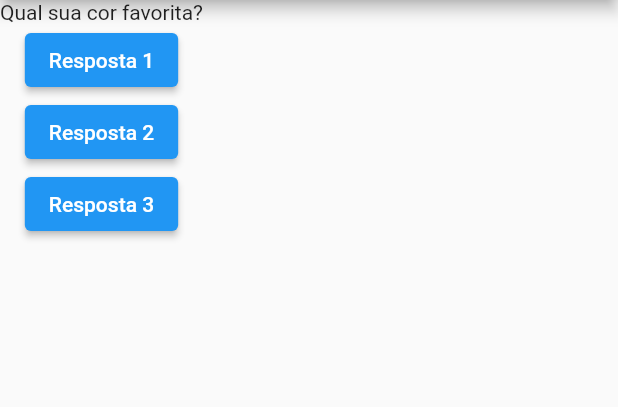
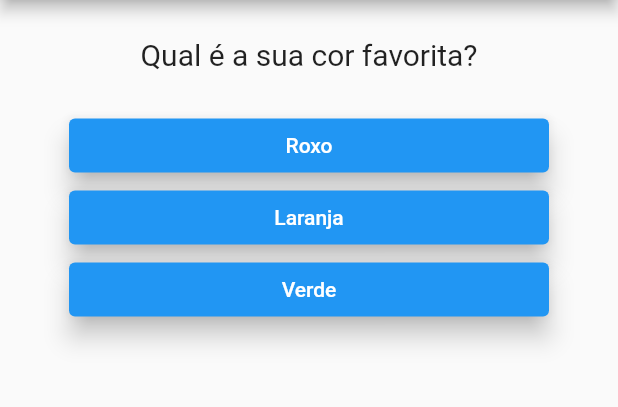
Before and after one commit to psiqe/quiz_app, a Flutter app: the screen it shows after launch, on a phone screen of 412 x 824 dp, the part 84-491 px from its top. Run offline on Flutter 3.47's test engine with Material 2 defaults, Android fonts, the phone set to English and light mode, and no system bars.

Commit message:
questionário, resposta e pontuacao aplicado

```diff
--- a/lib/main.dart
+++ b/lib/main.dart
@@ -1,60 +1,81 @@
 import 'package:flutter/material.dart';
-import './questao.dart';
+// import './questao.dart';
+// import './resposta.dart';
+import './resultado.dart';
+import './questionario.dart';
 
 main() {
-  runApp(PerguntaApp());
+  runApp(const PerguntaApp());
 }
 
-class _PerguntaAppState extends State<PerguntaApp>{
+class _PerguntaAppState extends State<PerguntaApp> {
   var _perguntaSelecionada = 0;
+  var _pontuacaoTotal = 0;
+  final _perguntas = const [
+    {
+      'texto': 'Qual é a sua cor favorita?',
+      'respostas': [
+        {"texto": "Roxo", "pontuacao": 10},
+        {"texto": "Laranja", "pontuacao": 5},
+        {"texto": "Verde", "pontuacao": 3},
+      ]
+    },
+    {
+      'texto': 'Qual é o seu animal favorito?',
+      'respostas': [
+        {"texto": "Cachorro", "pontuacao": 10},
+        {"texto": "Pássaro", "pontuacao": 7},
+        {"texto": "Gato", "pontuacao": 5},
+      ]
+    },
+    {
+      'texto': 'Qual é o seu livro favorito?',
+      'respostas': [
+        {"texto": "Sapiens", "pontuacao": 9},
+        {"texto": "1984", "pontuacao": 2},
+        {"texto": "Código Limpo", "pontuacao": 10},
+      ]
+    },
+  ];
 
-  void _responder() {
-    setState(() {
-      _perguntaSelecionada++;
-    });
-    print(_perguntaSelecionada);
+  void _responder(int pontuacao) {
+    if (temPerguntaSelecionada) {
+      setState(() {
+        _perguntaSelecionada++;
+        _pontuacaoTotal += pontuacao;
+      });
+    }
+    print(_pontuacaoTotal);
+  }
+
+  bool get temPerguntaSelecionada {
+    return _perguntaSelecionada < _perguntas.length;
   }
 
   @override
   Widget build(BuildContext context) {
-     final perguntas = [
-      'Qual sua cor favorita?',
-      'Qual seu animal favorito?',
-     ];
-
-
     return MaterialApp(
       home: Scaffold(
         appBar: AppBar(
-          title: Text('Perguntas'),
+          title: const Text('Perguntas'),
         ),
-        body: Column(
-          children: <Widget>[
-            Questao(perguntas.elementAt(_perguntaSelecionada)),
-            ElevatedButton(
-              onPressed: _responder,
-              child: Text('Resposta 1'),
-            ),
-            ElevatedButton(
-              onPressed: (){ _responder(); },
-              child: Text('Resposta 2'),
-            ),
-            ElevatedButton(
-              onPressed: () => _responder(),
-              child: Text('Resposta 3'),
-            ),
-          ],
-        ),
+        body: temPerguntaSelecionada
+            ? Questionario(
+                perguntas: _perguntas,
+                perguntaSelecionada: _perguntaSelecionada,
+                quandoResponder: _responder,
+              )
+            :  Resultado(_pontuacaoTotal),
       ),
     );
   }
 }
 
-class PerguntaApp extends StatefulWidget{
+class PerguntaApp extends StatefulWidget {
+  const PerguntaApp({super.key});
 
   @override
   _PerguntaAppState createState() {
-   return _PerguntaAppState();
+    return _PerguntaAppState();
   }
-
 }
--- a/lib/questao.dart
+++ b/lib/questao.dart
@@ -1,12 +1,22 @@
 import 'package:flutter/material.dart';
 
 class Questao extends StatelessWidget {
-  const Questao(this.texto, {super.key});
 
   final String texto;
 
+  const Questao(this.texto, {super.key});
+
   @override
   Widget build(BuildContext context) {
-    return Text(texto);
+    return Container(
+      width: double.infinity,
+      margin: const EdgeInsets.all(25),
+      child: Text(
+          texto,
+          style: const TextStyle(fontSize: 20 ),
+          textAlign: TextAlign.center,
+        ),
+    );
+
   }
 }
--- /dev/null
+++ b/lib/questionario.dart
@@ -0,0 +1,41 @@
+import 'package:flutter/material.dart';
+import './questao.dart';
+import './resposta.dart';
+
+class Questionario extends StatelessWidget {
+  final List<Map<String, Object>> perguntas;
+  final int perguntaSelecionada;
+  final void Function(int) quandoResponder;
+
+  const Questionario({
+    super.key,
+    required this.perguntas,
+    required this.perguntaSelecionada,
+    required this.quandoResponder
+  });
+
+
+  bool get temPerguntaSelecionada {
+    return perguntaSelecionada < perguntas.length;
+  }
+
+  @override
+  Widget build(BuildContext context) {
+
+     List<Map<String, Object>> respostas = temPerguntaSelecionada
+    ? perguntas[perguntaSelecionada].cast()['respostas'] as List<Map<String, Object>>
+    : [];
+
+    return Column(
+          children: <Widget>[
+            Questao(perguntas[perguntaSelecionada]['texto'].toString()),
+            ...respostas.map((resp){
+              return Resposta(
+                resp["texto"] as String,
+                () => quandoResponder(int.parse(resp["pontuacao"].toString())),
+              );
+            })
+          ],
+        );
+  }
+}
--- /dev/null
+++ b/lib/resposta.dart
@@ -0,0 +1,28 @@
+import 'package:flutter/material.dart';
+
+class Resposta extends StatelessWidget {
+  final String texto;
+  final void Function() quandoSelecionado;
+
+  const Resposta(
+    this.texto,
+    this.quandoSelecionado,
+    {super.key}
+  );
+
+  @override
+  Widget build(BuildContext context) {
+    return Container(
+      child: ElevatedButton(
+        onPressed: quandoSelecionado,
+        style: ElevatedButton.styleFrom(
+          backgroundColor: Colors.blue,
+          foregroundColor: Colors.white,
+          fixedSize: const Size( 320, 20 ),
+          elevation: 7,
+        ),
+        child: Text(texto),
+      ),
+    );
+  }
+}
--- /dev/null
+++ b/lib/resultado.dart
@@ -0,0 +1,32 @@
+import 'package:flutter/material.dart';
+
+class Resultado extends StatelessWidget {
+
+  final int pontuacao;
+
+  const  Resultado( this.pontuacao, {super.key});
+
+  String get fraseResultado {
+    if(pontuacao < 8 ){
+      return "Parabéns";
+    } else if(pontuacao < 12){
+      return "Você é bom!";
+    }else if(pontuacao < 16){
+      return "Impressionante!";
+    }  else {
+      return "Nível Jedi!";
+    }
+  }
+
+
+
+  @override
+  Widget build(BuildContext context) {
+    return Center(
+      child: Text(
+        fraseResultado,
+        style: const TextStyle(fontSize: 28),
+      )
+    );
+  }
+}
```
Also changed, not shown: lib/tempCodeRunnerFile.dart (added).
